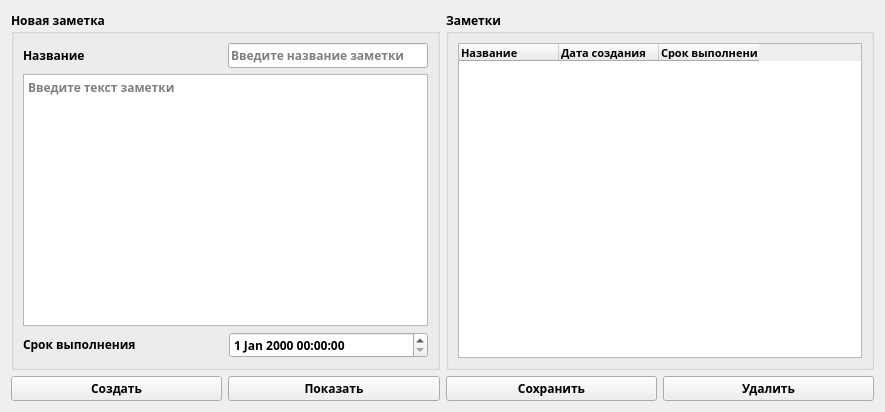
lykovichka/DevQt2022, file EXAM/ui/notes_ui.ui: the form before one commit.
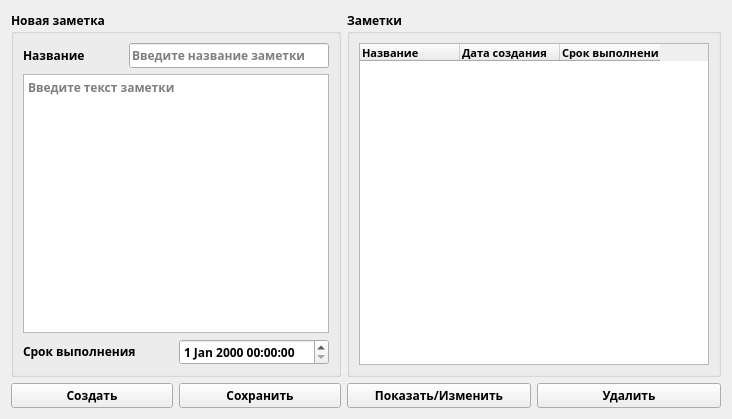
The form after the commit.

Commit message: Exam Notes-done

What changed in the file:
```diff
--- a/EXAM/ui/notes_ui.ui
+++ b/EXAM/ui/notes_ui.ui
@@ -6,16 +6,18 @@
    <rect>
     <x>0</x>
     <y>0</y>
-    <width>885</width>
-    <height>412</height>
+    <width>728</width>
+    <height>419</height>
    </rect>
   </property>
   <property name="windowTitle">
    <string>Form</string>
   </property>
-  <layout class="QVBoxLayout" name="verticalLayout_3">
+  <layout class="QVBoxLayout" name="verticalLayout_5">
    <item>
-    <layout class="QHBoxLayout" name="horizontalLayout_4">
+    <layout class="QHBoxLayout" name="horizontalLayout_6">
+     <item>
+      <layout class="QVBoxLayout" name="verticalLayout_4">
      <item>
       <widget class="QGroupBox" name="groupBoxNewNote">
        <property name="font">
@@ -125,6 +127,40 @@
       </widget>
      </item>
      <item>
+        <layout class="QHBoxLayout" name="horizontalLayout_5">
+         <item>
+          <widget class="QPushButton" name="pushButtonCreate">
+           <property name="font">
+            <font>
+             <family>Segoe Script</family>
+             <bold>true</bold>
+            </font>
+           </property>
+           <property name="text">
+            <string>Создать</string>
+           </property>
+          </widget>
+         </item>
+         <item>
+          <widget class="QPushButton" name="pushButtonSave">
+           <property name="font">
+            <font>
+             <family>Segoe Script</family>
+             <bold>true</bold>
+            </font>
+           </property>
+           <property name="text">
+            <string>Сохранить</string>
+           </property>
+          </widget>
+         </item>
+        </layout>
+       </item>
+      </layout>
+     </item>
+     <item>
+      <layout class="QVBoxLayout" name="verticalLayout_3">
+       <item>
       <widget class="QGroupBox" name="groupBoxNotes">
        <property name="font">
         <font>
@@ -138,6 +174,9 @@
        <layout class="QVBoxLayout" name="verticalLayout_2">
         <item>
          <widget class="QTableWidget" name="tableWidget">
+            <property name="enabled">
+             <bool>true</bool>
+            </property>
           <property name="minimumSize">
            <size>
             <width>350</width>
@@ -197,23 +236,8 @@
        </layout>
       </widget>
      </item>
-    </layout>
-   </item>
    <item>
-    <layout class="QHBoxLayout" name="horizontalLayout_2">
-     <item>
-      <widget class="QPushButton" name="pushButtonCreate">
-       <property name="font">
-        <font>
-         <family>Segoe Script</family>
-         <bold>true</bold>
-        </font>
-       </property>
-       <property name="text">
-        <string>Создать</string>
-       </property>
-      </widget>
-     </item>
+        <layout class="QHBoxLayout" name="horizontalLayout_4">
      <item>
       <widget class="QPushButton" name="pushButtonShow">
        <property name="font">
@@ -223,20 +247,7 @@
         </font>
        </property>
        <property name="text">
-        <string>Показать</string>
-       </property>
-      </widget>
-     </item>
-     <item>
-      <widget class="QPushButton" name="pushButtonSave">
-       <property name="font">
-        <font>
-         <family>Segoe Script</family>
-         <bold>true</bold>
-        </font>
-       </property>
-       <property name="text">
-        <string>Сохранить</string>
+            <string>Показать/Изменить</string>
        </property>
       </widget>
      </item>
@@ -252,6 +263,10 @@
         <string>Удалить</string>
        </property>
       </widget>
+         </item>
+        </layout>
+       </item>
+      </layout>
      </item>
     </layout>
    </item>
```
Lines whose indentation alone changed are shown as unchanged. The commit also changes 3 other files.
